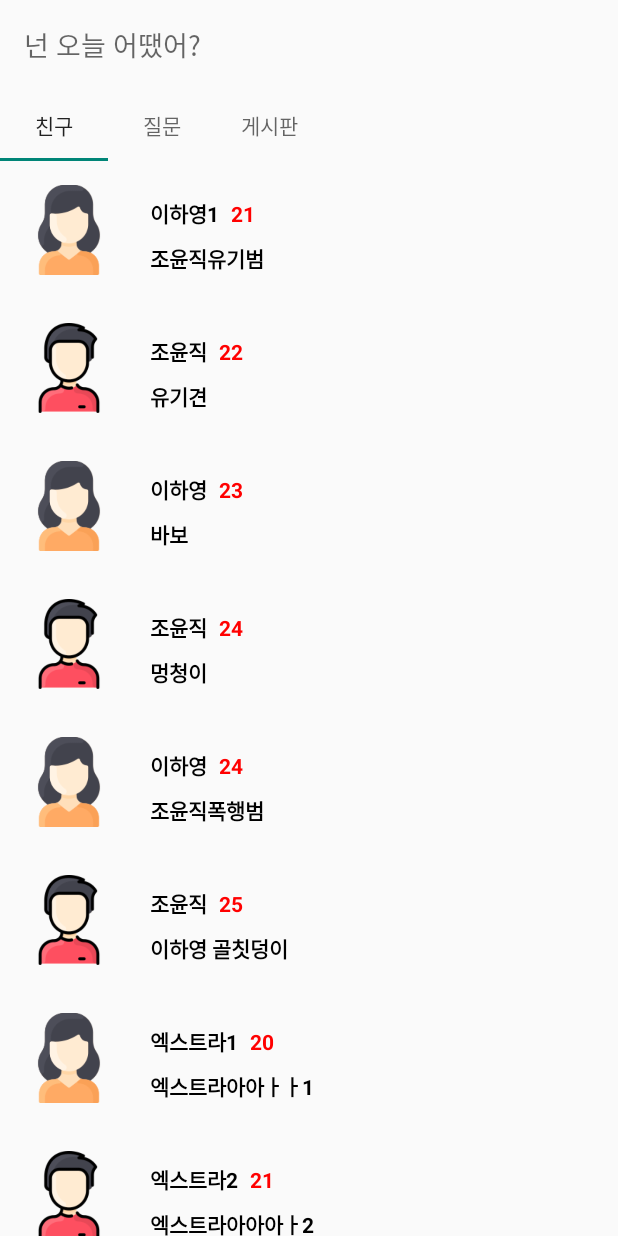
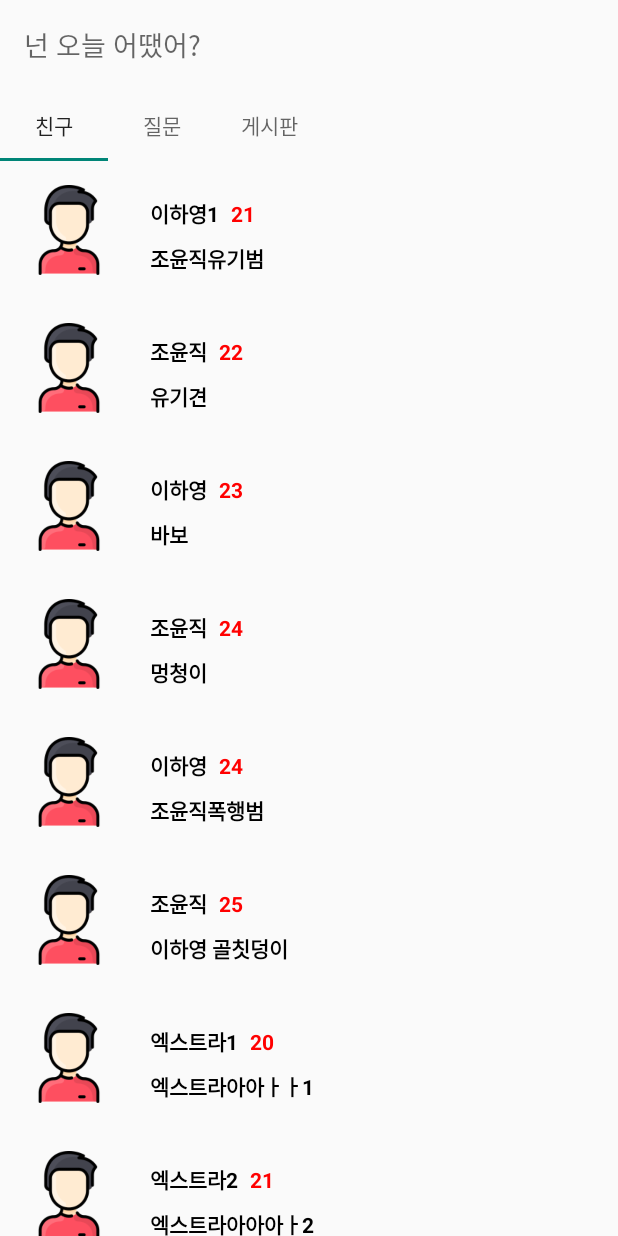
Before and after one commit to choyj0920/KotlinProject, an Android app: the FriendListFragment screen opened directly, with no data from a screen before it, on a phone screen of 412 x 824 dp. Run offline under Robolectric (Android 15) with nearby library versions, the phone set to English and light mode, and no system bars; our stand-ins replace Firebase (no records; nobody signed in at launch, a user with empty details on screens opened directly).

Commit message:
ENH : 현재 useruid,  profile 성별제거, 이미지로 변경

```diff
--- a/app/src/main/java/with/dee2/kotilnproject/FriendListFragment.kt
+++ b/app/src/main/java/with/dee2/kotilnproject/FriendListFragment.kt
@@ -1,19 +1,18 @@
 package with.dee2.kotilnproject
 
-import android.app.Activity
 import android.os.Bundle
 import android.view.LayoutInflater
 import android.view.View
 import android.view.ViewGroup
-import android.widget.LinearLayout
 import androidx.fragment.app.Fragment
 import androidx.recyclerview.widget.LinearLayoutManager
 import androidx.recyclerview.widget.RecyclerView
-import kotlinx.android.synthetic.main.fragment_friendlist.*
+import com.google.firebase.database.DatabaseReference
+import com.google.firebase.database.FirebaseDatabase
 
 class FriendListFragment:Fragment() {
     lateinit var rvprofile :RecyclerView
-
+    public val user_database : DatabaseReference = FirebaseDatabase.getInstance().reference.child("users").child(LoginActivity.currentuseruid)
     override fun onCreateView(
         inflater: LayoutInflater,
         container: ViewGroup?,
@@ -24,18 +23,18 @@ class FriendListFragment:Fragment() {
 
         val profileList= arrayListOf(
 
-            Profiles(R.drawable.woman,"이하영1",21,"조윤직유기범"),
-            Profiles(R.drawable.man,"조윤직",22,"유기견"),
-            Profiles(R.drawable.woman,"이하영",23,"바보"),
-            Profiles(R.drawable.man,"조윤직",24,"멍청이"),
-            Profiles(R.drawable.woman,"이하영",24,"조윤직폭행범"),
-            Profiles(R.drawable.man,"조윤직",25,"이하영 골칫덩이"),
-            Profiles(R.drawable.woman,"엑스트라1",20,"엑스트라아아ㅏㅏ1"),
-            Profiles(R.drawable.man,"엑스트라2",21,"엑스트라아아아ㅏ2"),
-            Profiles(R.drawable.woman,"엑스트라3",20,"엑스트라아아ㅏㅏ3"),
-            Profiles(R.drawable.man,"엑스트라4",21,"엑스트라아아아ㅏ4"),
-            Profiles(R.drawable.woman,"엑스트라5",20,"엑스트라아아ㅏㅏ5"),
-            Profiles(R.drawable.man,"엑스트라6",21,"엑스트라아아아ㅏ6")
+            Profiles("null","이하영1",21,"조윤직유기범"),
+            Profiles("null","조윤직",22,"유기견"),
+            Profiles("null","이하영",23,"바보"),
+            Profiles("null","조윤직",24,"멍청이"),
+            Profiles("null","이하영",24,"조윤직폭행범"),
+            Profiles("null","조윤직",25,"이하영 골칫덩이"),
+            Profiles("null","엑스트라1",20,"엑스트라아아ㅏㅏ1"),
+            Profiles("null","엑스트라2",21,"엑스트라아아아ㅏ2"),
+            Profiles("null","엑스트라3",20,"엑스트라아아ㅏㅏ3"),
+            Profiles("null","엑스트라4",21,"엑스트라아아아ㅏ4"),
+            Profiles("null","엑스트라5",20,"엑스트라아아ㅏㅏ5"),
+            Profiles("null","엑스트라6",21,"엑스트라아아아ㅏ6")
         )
         rvprofile = view.findViewById((R.id.rv_profile))as RecyclerView
         rvprofile.layoutManager=LinearLayoutManager(requireContext(),LinearLayoutManager.VERTICAL,false)
--- a/app/src/main/java/with/dee2/kotilnproject/LoginActivity.kt
+++ b/app/src/main/java/with/dee2/kotilnproject/LoginActivity.kt
@@ -1,14 +1,20 @@
 package with.dee2.kotilnproject
 
 import android.content.Intent
-import androidx.appcompat.app.AppCompatActivity
 import android.os.Bundle
 import android.util.Log
 import android.widget.Toast
+import androidx.appcompat.app.AppCompatActivity
 import com.google.firebase.auth.FirebaseAuth
 import kotlinx.android.synthetic.main.activity_login.*
 
 class LoginActivity : AppCompatActivity() {
+    companion object{
+        // 현재 로그인 되어있는 유저 uid
+        public lateinit var currentuseruid :String
+
+    }
+
     private lateinit var auth: FirebaseAuth
 
     override fun onCreate(savedInstanceState: Bundle?) {
@@ -45,6 +51,7 @@ class LoginActivity : AppCompatActivity() {
             }
 
         }
+        currentuseruid =FirebaseAuth.getInstance().uid ?:""
 
-  }
+    }
 }
--- a/app/src/main/java/with/dee2/kotilnproject/ProfileAdapter.kt
+++ b/app/src/main/java/with/dee2/kotilnproject/ProfileAdapter.kt
@@ -1,12 +1,15 @@
 package with.dee2.kotilnproject
 
 import android.content.Context
+import android.graphics.Bitmap
 import android.view.LayoutInflater
 import android.view.View
 import android.view.ViewGroup
 import android.widget.ImageView
 import android.widget.TextView
 import androidx.recyclerview.widget.RecyclerView
+import java.net.URL
+
 
 class ProfileAdapter(var context : Context, val profileList: ArrayList<Profiles>) : RecyclerView.Adapter<ProfileAdapter.CustomViewHolder>(){
 
@@ -21,14 +24,25 @@ class ProfileAdapter(var context : Context, val profileList: ArrayList<Profiles>
     }
     //
     override fun onBindViewHolder(holder: ProfileAdapter.CustomViewHolder, position: Int) {
-        holder.gender.setImageResource(profileList.get(position).gender)
+        if (profileList.get(position).img=="null"){
+            holder.img.setImageResource(R.drawable.man)
+        }
+        else {
+            var image_task: URLtoBitmapTask = URLtoBitmapTask()
+            image_task = URLtoBitmapTask().apply {
+                url = URL("{이미지의 url}")
+            }
+            var bitmap: Bitmap = image_task.execute().get()
+            holder.img.setImageBitmap(bitmap)
+
+        }
         holder.name.text = profileList.get(position).name
         holder.age.text = profileList.get(position).age.toString()
         holder.job.text = profileList.get(position).job
     }
 
     class CustomViewHolder(itemView: View) : RecyclerView.ViewHolder(itemView) {
-        val gender= itemView.findViewById<ImageView>(R.id.iv_profile)   // 성별
+        val img= itemView.findViewById<ImageView>(R.id.iv_profile)      // 프사
         val name =itemView.findViewById<TextView>(R.id.tv_name)         // 이름
         val age =itemView.findViewById<TextView>(R.id.tv_age)           // 나이
         val job =itemView.findViewById<TextView>(R.id.tv_job)           // 직업
--- a/app/src/main/java/with/dee2/kotilnproject/Profiles.kt
+++ b/app/src/main/java/with/dee2/kotilnproject/Profiles.kt
@@ -1,3 +1,3 @@
 package with.dee2.kotilnproject
 
-class Profiles(val gender: Int,val name :String,val age: Int, val job: String)
+class Profiles(val img: String, val name:String, val age: Int, val job: String)
--- a/app/src/main/java/with/dee2/kotilnproject/RegisterActivity.kt
+++ b/app/src/main/java/with/dee2/kotilnproject/RegisterActivity.kt
@@ -83,6 +83,8 @@ class RegisterActivity : AppCompatActivity() {
         ref.setValue(user).addOnSuccessListener {
             Toast.makeText(this,"회원가입 성공",Toast.LENGTH_SHORT).show()
         }
+        LoginActivity.currentuseruid =FirebaseAuth.getInstance().uid ?:""
+
     }
 }
 
```
Also changed, not shown: app/src/main/java/with/dee2/kotilnproject/URLtoBitmapTask.kt (added, +22 -0 lines).
